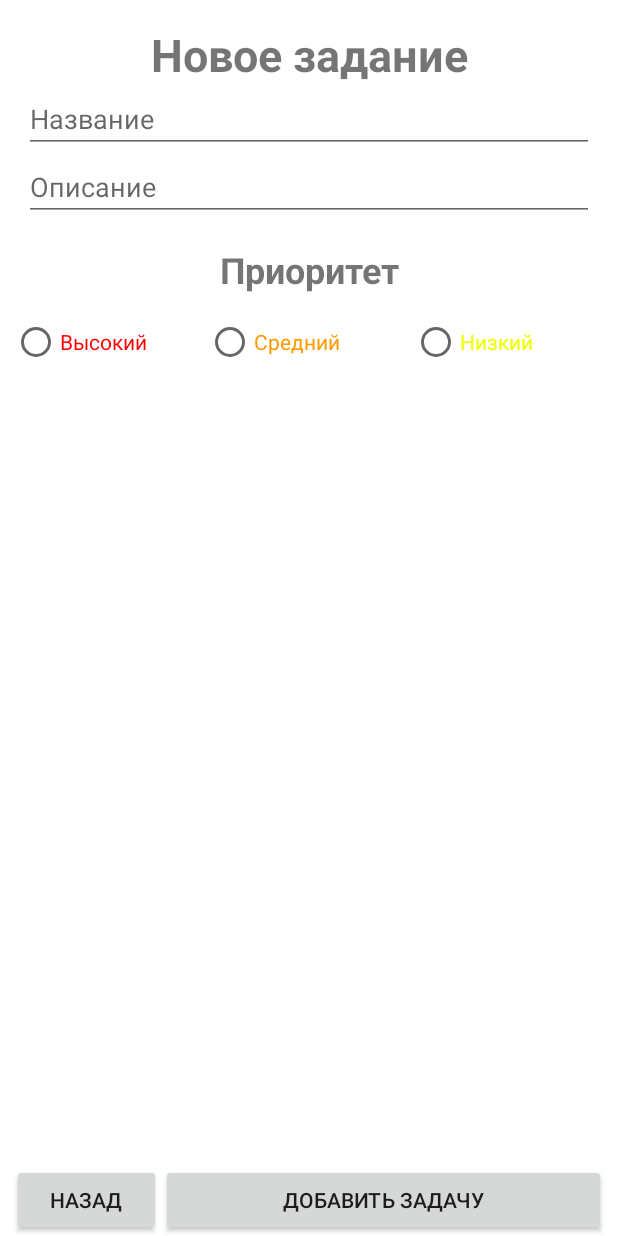
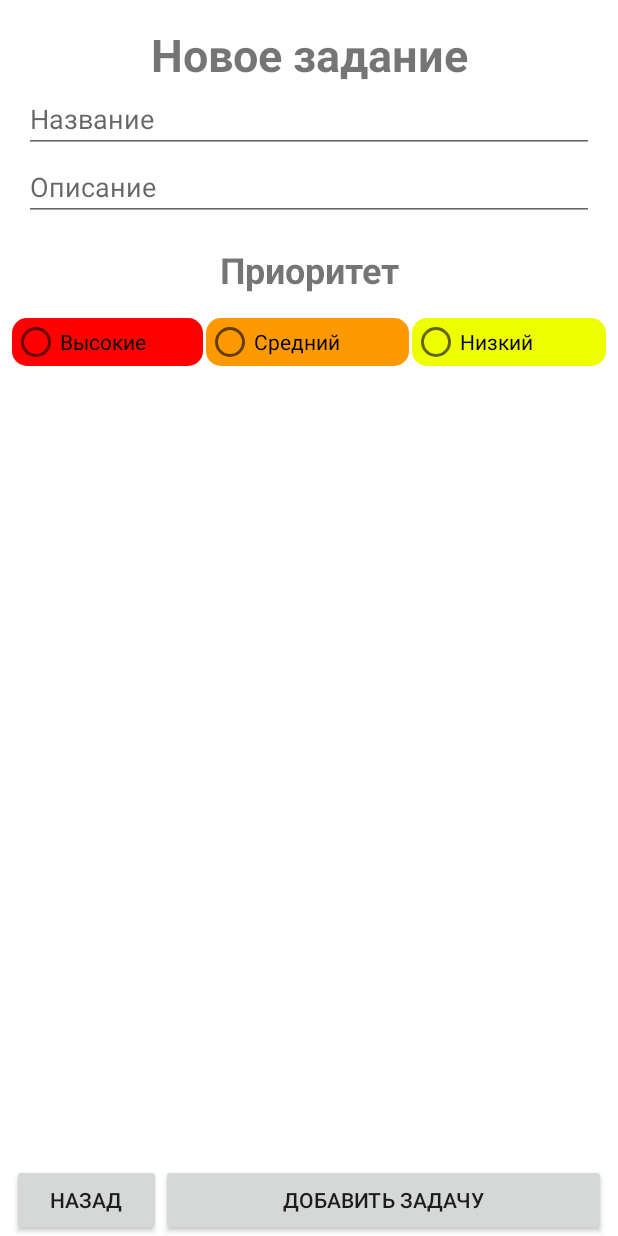
Before and after one commit to ArtemKovaa/DiceTasks, an Android app: the screen it shows after launch (MainActivity), item 2 of the bottom bar chosen, on a phone screen of 412 x 824 dp. Run offline under Robolectric (Android 15) with nearby library versions, the phone set to English and light mode, and no system bars; our stand-ins replace Room's generated code, RxJava.

Commit message:
alpha version

```diff
--- a/app/src/main/java/com/example/dicetasks/NewTaskFragment.java
+++ b/app/src/main/java/com/example/dicetasks/NewTaskFragment.java
@@ -9,6 +9,7 @@ import android.widget.Button;
 import android.widget.EditText;
 import android.widget.RadioButton;
 import android.widget.Toast;
+import android.widget.ToggleButton;
 
 import androidx.activity.OnBackPressedCallback;
 import androidx.annotation.NonNull;
@@ -19,6 +20,7 @@ import androidx.fragment.app.FragmentActivity;
 import com.example.dicetasks.data.Task;
 import com.example.dicetasks.data.TasksDB;
 import com.example.dicetasks.data.TasksDao;
+import com.google.android.material.button.MaterialButtonToggleGroup;
 
 import java.util.Objects;
 
--- a/app/src/main/res/layout/fragment_new_task.xml
+++ b/app/src/main/res/layout/fragment_new_task.xml
@@ -1,7 +1,6 @@
 <?xml version="1.0" encoding="utf-8"?>
 <androidx.constraintlayout.widget.ConstraintLayout xmlns:android="http://schemas.android.com/apk/res/android"
     xmlns:app="http://schemas.android.com/apk/res-auto"
-    xmlns:tools="http://schemas.android.com/tools"
     android:layout_width="match_parent"
     android:layout_height="match_parent">
 
@@ -76,8 +75,8 @@
             android:layout_marginStart="@dimen/margin_half"
             android:layout_marginEnd="2dp"
             android:layout_weight="1"
-            android:text="Высокий"
-            android:textColor="@color/red"
+            android:text="Высокие"
+            android:background="@drawable/back_red_radiobutton"
             app:layout_constraintEnd_toStartOf="@+id/medium_priority_button"
             app:layout_constraintStart_toStartOf="parent" />
 
@@ -88,7 +87,7 @@
             android:layout_weight="1"
             android:text="Средний"
             android:layout_marginEnd="2dp"
-            android:textColor="@color/orange"
+            android:background="@drawable/back_orange_radiobutton"
             app:layout_constraintEnd_toStartOf="@+id/addTaskButton"
             app:layout_constraintStart_toStartOf="parent" />
 
@@ -99,12 +98,11 @@
             android:layout_marginEnd="@dimen/margin_half"
             android:layout_weight="1"
             android:text="Низкий"
-            android:textColor="@color/yellow"
+            android:background="@drawable/back_yellow_radiobutton"
             app:layout_constraintEnd_toStartOf="@+id/addTaskButton"
             app:layout_constraintStart_toStartOf="parent" />
 
     </RadioGroup>
-
 
 
     <LinearLayout
@@ -142,7 +140,4 @@
 
     </LinearLayout>
 
-
-
-
 </androidx.constraintlayout.widget.ConstraintLayout>
```
